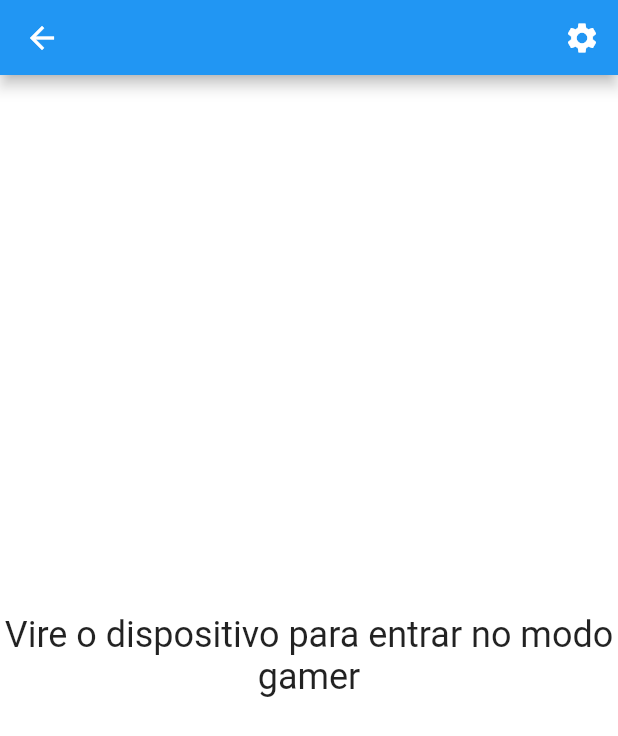
After one commit to JoaoPauloPrata/controleremoto, a Flutter app: the JoysTick2 screen opened directly, on a phone screen of 412 x 824 dp. The commit adds this screen. Shown: the top 736 px of the screen. Run offline on Flutter 3.47's test engine with Material 2 defaults, Android fonts, the phone set to English and light mode, and no system bars.

Commit message:
Iniciando implementação do  segundo modelo de joystick

```diff
--- a/controle/lib/main.dart
+++ b/controle/lib/main.dart
@@ -1,5 +1,6 @@
 import 'package:controle/pages/joystick.dart';
-import 'package:controle/pages/teste_oystick.dart';
+import 'package:controle/components/joystick_2/mouse_controller.dart';
+import 'package:controle/pages/joystick_2.dart';
 import 'package:controle/pages/touchpad.dart';
 import 'package:flutter/material.dart';
 
@@ -12,6 +13,6 @@ class ControleRemoto extends StatelessWidget {
 
   @override
   Widget build(BuildContext context) {
-    return Analogico();
+    return MousePad();
   }
 }
--- /dev/null
+++ b/controle/lib/pages/joystick_2.dart
@@ -0,0 +1,105 @@
+import 'package:controle/components/joystick_2/arrows_buttons.dart';
+import 'package:controle/components/joystick_2/moove_analogic.dart';
+import 'package:controle/components/joystick_2/mouse_controller.dart';
+import 'package:controle/components/joystick_2/circle_buttons.dart';
+import 'package:flutter/cupertino.dart';
+import 'package:flutter/material.dart';
+import 'package:flutter/services.dart';
+import 'package:http/http.dart' as http;
+import 'dart:async';
+
+class JoysTick2 extends StatefulWidget {
+  const JoysTick2({Key? key}) : super(key: key);
+
+  @override
+  _JoysTick2State createState() => _JoysTick2State();
+}
+
+class _JoysTick2State extends State<JoysTick2> {
+  @override
+  void initState() {
+    super.initState();
+  }
+
+  @override
+  void dispose() {
+    super.dispose();
+  }
+
+  @override
+  Widget build(BuildContext context) {
+    bool isLandscape =
+        MediaQuery.of(context).orientation == Orientation.landscape;
+    return Scaffold(
+      appBar: AppBar(
+        toolbarHeight: !isLandscape ? 50 : 0,
+        actions: [IconButton(onPressed: () {}, icon: Icon(Icons.settings))],
+      ),
+      body: Container(
+        color: Colors.white,
+        child: !isLandscape
+            ? Column(
+                mainAxisAlignment: MainAxisAlignment.center,
+                crossAxisAlignment: CrossAxisAlignment.center,
+                children: const [
+                  Text(
+                    "Vire o dispositivo para entrar no modo gamer",
+                    textAlign: TextAlign.center,
+                    style: TextStyle(fontSize: 24),
+                  ),
+                ],
+              )
+            : Padding(
+                padding: const EdgeInsets.all(0),
+                child: Row(
+                  children: [
+                    Flexible(
+                        flex: 1, fit: FlexFit.tight, child: MooveAnalogic()),
+                    Flexible(
+                      flex: 1,
+                      fit: FlexFit.tight,
+                      child: Column(
+                        mainAxisAlignment: MainAxisAlignment.spaceAround,
+                        children: [
+                          Row(
+                            mainAxisAlignment: MainAxisAlignment.spaceBetween,
+                            children: [
+                              CircleButton(Colors.red, "e"),
+                              CircleButton(Colors.orange, "e"),
+                            ],
+                          ),
+                          Row(
+                            mainAxisAlignment: MainAxisAlignment.spaceBetween,
+                            children: [
+                              Padding(
+                                padding: const EdgeInsets.all(20),
+                                child: CircleButton(Colors.grey, "q"),
+                              ),
+                              Padding(
+                                padding: const EdgeInsets.all(20),
+                                child: CircleButton(Colors.green, "q"),
+                              ),
+                            ],
+                          ),
+                          Row(
+                            mainAxisAlignment: MainAxisAlignment.spaceBetween,
+                            children: [
+                              CircleButton(Colors.indigo, "q"),
+                              CircleButton(Colors.purple, "q"),
+                            ],
+                          )
+                        ],
+                      ),
+                    ),
+                    Flexible(
+                      flex: 1,
+                      fit: FlexFit.tight,
+                      child: Analogico(),
+                    ),
+                  ],
+                ),
+              ),
+      ),
+    );
+  }
+}
```
Also changed, not shown: controle/lib/components/analogic.dart (deleted, +0 -94 lines), controle/lib/components/joystick_2/arrows_buttons.dart (added, +70 -0 lines), controle/lib/components/joystick_2/circle_buttons.dart (added, +62 -0 lines), controle/lib/components/joystick_2/moove_analogic.dart (added, +38 -0 lines), controle/lib/components/joystick_2/mouse_controller.dart (added, +63 -0 lines), controle/lib/components/joystick_2/teste_analogico_.dart (added, +106 -0 lines), controle/lib/models/settings.dart (added, +29 -0 lines), controle/lib/pages/joystick.dart (+3 -4 lines), controle/lib/pages/teste_oystick.dart (deleted, +0 -90 lines), controle/lib/pages/touchpad.dart (+2 -33 lines), controle/lib/components/joystick_1/arrows_buttons.dart (renamed from controle/lib/components/arrows_buttons.dart), controle/lib/components/joystick_1/circle_buttons.dart (renamed from controle/lib/components/circle_buttons.dart), controle/lib/components/joystick_1/middles_buttons.dart (renamed from controle/lib/components/middles_buttons.dart), 1 other file.
